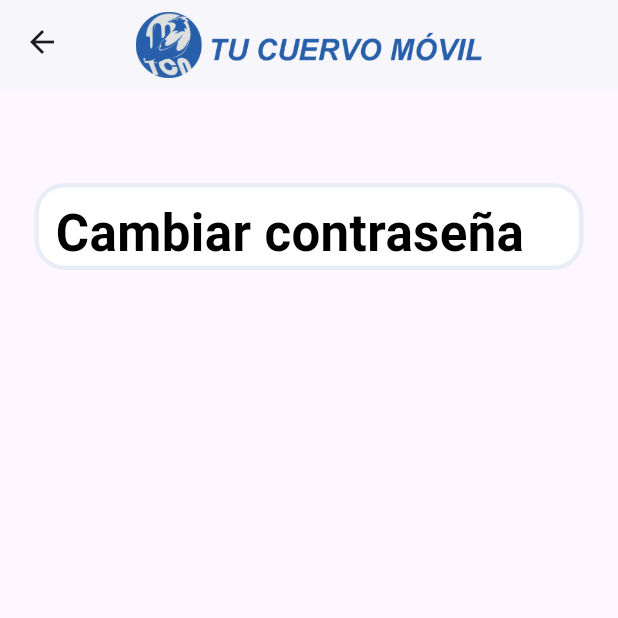
After one commit to hfigaorozco/TCN_mobile, a Flutter app: the screen it shows after launch, item 3 of the bottom bar chosen, after a tap on "Cambiar contraseña", on a phone screen of 412 x 824 dp, the top half of it. The commit adds this screen. Run offline on Flutter 3.47's test engine with Material 3 defaults, Android fonts, the phone set to English and light mode, and no system bars; our stand-ins replace flutter_map, geolocator, latlong2.

Commit message:
> Navegacion de pantalla de perfil a cambiar contrasenia

```diff
--- /dev/null
+++ b/lib/screens/cambiarcontra_screen.dart
@@ -0,0 +1,44 @@
+import 'package:flutter/material.dart';
+import 'shared_appbar.dart';
+import 'shared_navbar.dart';
+
+class CambiarContraScreen extends StatefulWidget {
+  const CambiarContraScreen({super.key});
+
+  @override
+  State<CambiarContraScreen> createState() => _CambiarContraScreenState();
+}
+
+class _CambiarContraScreenState extends State<CambiarContraScreen> {
+  @override
+  Widget build(BuildContext context) {
+    return Scaffold(
+      appBar: const SharedAppBar(),
+      body: Column(
+        children: [
+          Container(
+            margin: EdgeInsets.only(top: 62, left: 13, right: 13),
+            width: 366,
+            height: 58,
+            padding: EdgeInsets.symmetric(vertical: 6, horizontal: 11),
+            decoration: BoxDecoration(
+              color: Colors.white,
+              borderRadius: BorderRadius.circular(20),
+              border: Border.all(color: const Color(0xFFE9EDF6), width: 3),
+            ),
+            child: const Text(
+              'Cambiar contraseña',
+              style: TextStyle(
+                fontWeight: FontWeight(700),
+                color: Colors.black,
+                fontSize: 34,
+              ),
+            ),
+          ),
+          const SizedBox(height: 37),
+          Container(margin: EdgeInsets.only(left: 13, right: 13)),
+        ],
+      ),
+    );
+  }
+}
--- a/lib/screens/perfil_screen.dart
+++ b/lib/screens/perfil_screen.dart
@@ -1,6 +1,7 @@
 import 'package:flutter/material.dart';
 import 'shared_appbar.dart';
 import 'shared_navbar.dart';
+import 'cambiarcontra_screen.dart';
 
 class PerfilScreen extends StatefulWidget {
   const PerfilScreen({super.key});
@@ -10,7 +11,6 @@ class PerfilScreen extends StatefulWidget {
 }
 
 class _PerfilScreenState extends State<PerfilScreen> {
-
   @override
   Widget build(BuildContext context) {
     return Scaffold(
@@ -38,7 +38,11 @@ class _PerfilScreenState extends State<PerfilScreen> {
               child: const Text(
                 'Tu Perfil',
                 textAlign: TextAlign.center,
-                style: TextStyle(fontSize: 25, fontWeight: FontWeight.w900, color: Colors.black),
+                style: TextStyle(
+                  fontSize: 25,
+                  fontWeight: FontWeight.w900,
+                  color: Colors.black,
+                ),
               ),
             ),
 
@@ -65,7 +69,10 @@ class _PerfilScreenState extends State<PerfilScreen> {
                     height: 90,
                     decoration: BoxDecoration(
                       shape: BoxShape.circle,
-                      border: Border.all(color: const Color(0xFF1565C0), width: 3),
+                      border: Border.all(
+                        color: const Color(0xFF1565C0),
+                        width: 3,
+                      ),
                     ),
                     child: const CircleAvatar(
                       backgroundColor: Color(0xFF1565C0),
@@ -89,19 +96,33 @@ class _PerfilScreenState extends State<PerfilScreen> {
 
                   const SizedBox(height: 25),
 
-                  const Text('Usuario:', style: TextStyle(fontSize: 16, color: Colors.grey)),
+                  const Text(
+                    'Usuario:',
+                    style: TextStyle(fontSize: 16, color: Colors.grey),
+                  ),
                   const SizedBox(height: 4),
                   const Text(
                     'Héctor Figueroa',
-                    style: TextStyle(fontSize: 18, fontWeight: FontWeight.bold, color: Color(0xFF1565C0)),
+                    style: TextStyle(
+                      fontSize: 18,
+                      fontWeight: FontWeight.bold,
+                      color: Color(0xFF1565C0),
+                    ),
                   ),
                   const SizedBox(height: 20),
 
-                  const Text('Correo:', style: TextStyle(fontSize: 16, color: Colors.grey)),
+                  const Text(
+                    'Correo:',
+                    style: TextStyle(fontSize: 16, color: Colors.grey),
+                  ),
                   const SizedBox(height: 4),
                   const Text(
                     'hfigaorozco@gmail.com',
-                    style: TextStyle(fontSize: 18, fontWeight: FontWeight.bold, color: Color(0xFF1565C0)),
+                    style: TextStyle(
+                      fontSize: 18,
+                      fontWeight: FontWeight.bold,
+                      color: Color(0xFF1565C0),
+                    ),
                   ),
                   const SizedBox(height: 28),
 
@@ -109,7 +130,14 @@ class _PerfilScreenState extends State<PerfilScreen> {
                     width: double.infinity,
                     height: 52,
                     child: ElevatedButton(
-                      onPressed: null,
+                      onPressed: () {
+                        Navigator.push(
+                          context,
+                          MaterialPageRoute(
+                            builder: (context) => CambiarContraScreen(),
+                          ),
+                        );
+                      },
                       style: ElevatedButton.styleFrom(
                         backgroundColor: const Color(0xFF1565C0),
                         disabledBackgroundColor: const Color(0xFF1565C0),
@@ -121,7 +149,12 @@ class _PerfilScreenState extends State<PerfilScreen> {
                       ),
                       child: const Text(
                         'Cambiar contraseña',
-                        style: TextStyle(fontSize: 18, fontWeight: FontWeight.w600, letterSpacing: 0.3),
+                        style: TextStyle(
+                          fontSize: 18,
+                          fontWeight: FontWeight.w600,
+                          letterSpacing: 0.3,
+                          color: Colors.white,
+                        ),
                       ),
                     ),
                   ),
```
